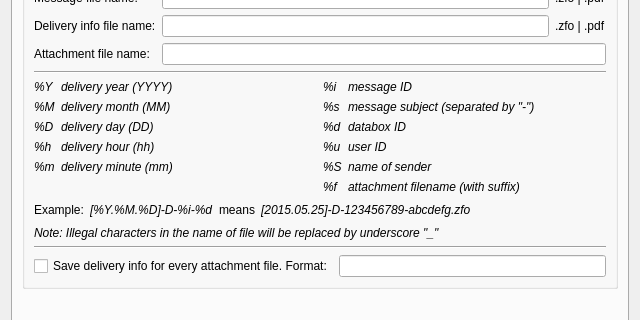
psakar/datovka, file src/gui/ui/dlg_preferences.ui: the form before one commit; both pictures show x 0 to 640 and y 181 to 501 of the 640 by 615 pixel window.
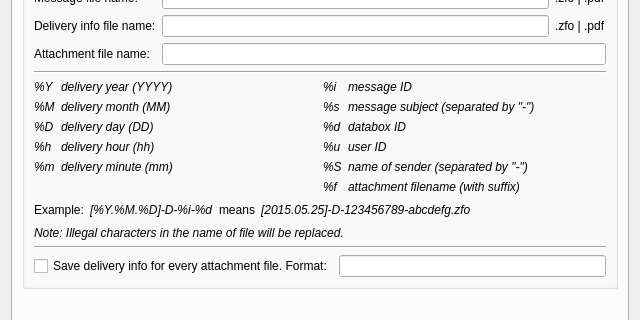
The form after the commit. The open tabs and pages were chosen to show the change. Icons and pictures are not drawn.

Commit message: Added sender name to filename during saving

Diff of the .ui file:
```diff
--- a/src/gui/ui/dlg_preferences.ui
+++ b/src/gui/ui/dlg_preferences.ui
@@ -1492,7 +1492,7 @@
                  </font>
                 </property>
                 <property name="text">
-                 <string>name of sender</string>
+                 <string>name of sender (separated by &quot;-&quot;)</string>
                 </property>
                </widget>
               </item>
@@ -1597,7 +1597,7 @@
              </font>
             </property>
             <property name="text">
-             <string>Note: Illegal characters in the name of file will be replaced by underscore &quot;_&quot;</string>
+             <string>Note: Illegal characters in the name of file will be replaced.</string>
             </property>
            </widget>
           </item>
```
The commit also changes 6 other files.
